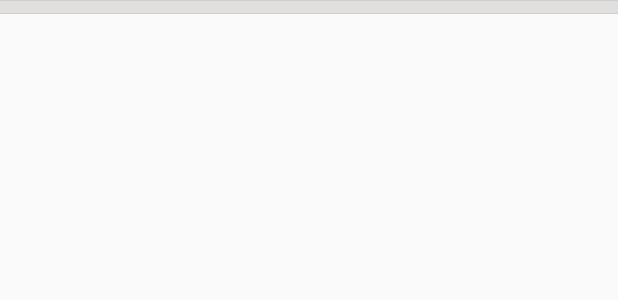
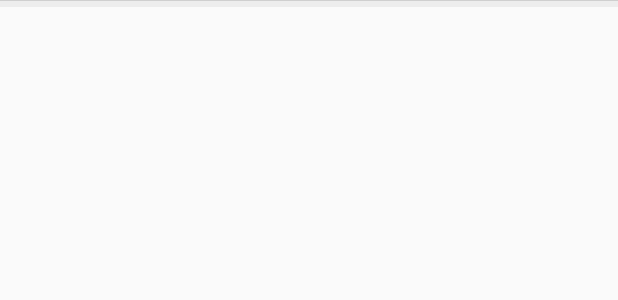
Before and after one commit to KeepSu/Eyepetizer, an Android app: the layout line_divide.xml on its own in the app's theme, with its tools: preview values and no code run, on a phone screen of 412 x 824 dp. Shown: the top 300 px of the screen. Run offline under Robolectric (Android 15) with nearby library versions, the phone set to English and light mode, and no system bars; Roboto replaces fonts that are not available here.

Commit message:
修改了宽度，取消了下面的一条细线

```diff
--- a/app/src/main/res/layout/line_divide.xml
+++ b/app/src/main/res/layout/line_divide.xml
@@ -8,9 +8,7 @@
 
     <View
         android:layout_width="match_parent"
-        android:layout_height="8dp"
-        android:background="#e1dfdd" />
-
-    <include layout="@layout/line_thin" />
+        android:layout_height="4dp"
+        android:background="#ededed" />
 
 </LinearLayout>
```
